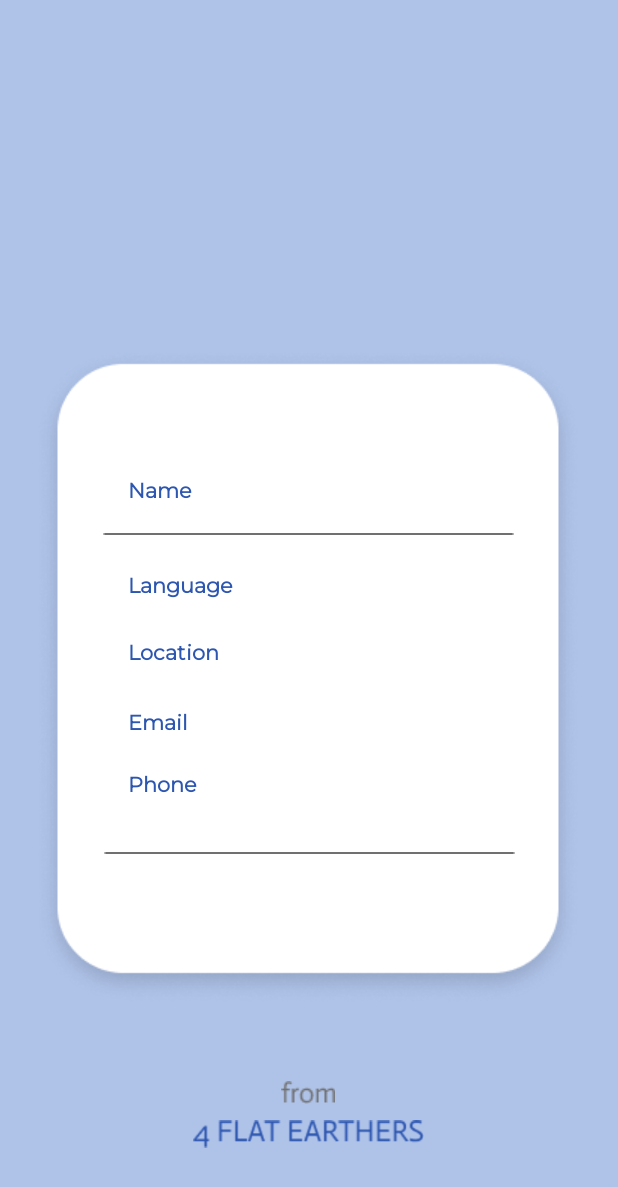
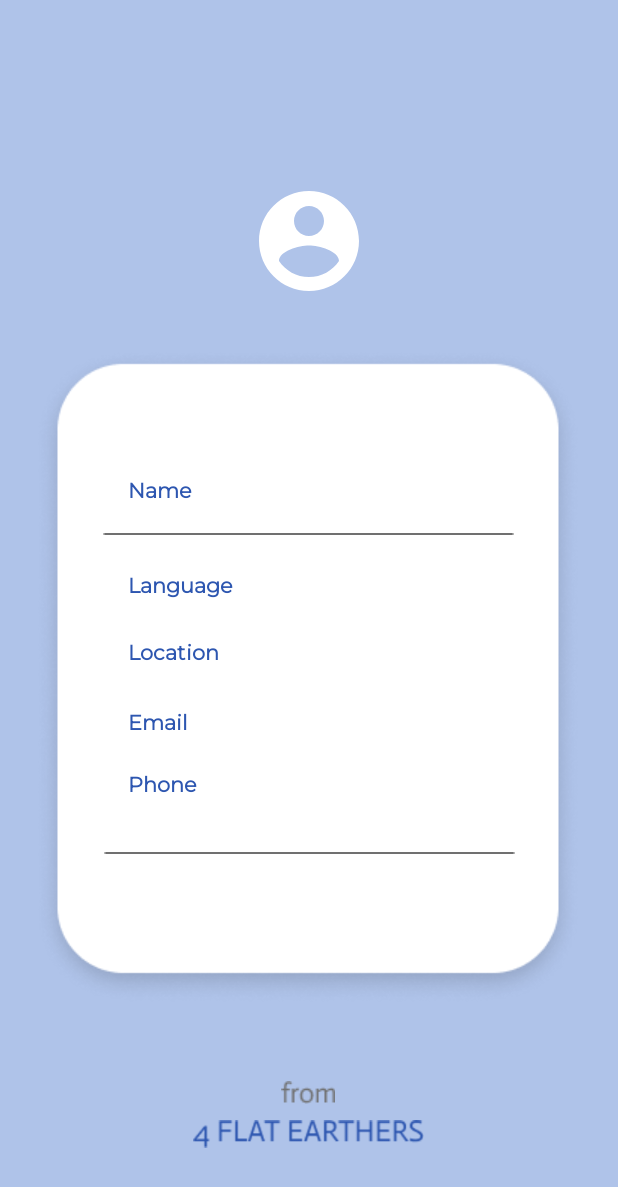
Before and after one commit to JomDobi/JomDobi, an Android app: the layout activity_user_profile.xml on its own in the app's theme, with its tools: preview values and no code run, on a phone screen of 412 x 824 dp. Shown: the top 1187 px of the screen. Run offline under Robolectric (Android 15) with nearby library versions, the phone set to English and light mode, and no system bars.

Commit message:
update profile

```diff
--- /dev/null
+++ b/app/src/main/res/drawable/profile_pic.xml
@@ -0,0 +1,5 @@
+<vector android:height="24dp" android:tint="#91F5FF"
+    android:viewportHeight="24" android:viewportWidth="24"
+    android:width="24dp" xmlns:android="http://schemas.android.com/apk/res/android">
+    <path android:fillColor="@android:color/white" android:pathData="M12,5.9c1.16,0 2.1,0.94 2.1,2.1s-0.94,2.1 -2.1,2.1S9.9,9.16 9.9,8s0.94,-2.1 2.1,-2.1m0,9c2.97,0 6.1,1.46 6.1,2.1v1.1L5.9,18.1L5.9,17c0,-0.64 3.13,-2.1 6.1,-2.1M12,4C9.79,4 8,5.79 8,8s1.79,4 4,4 4,-1.79 4,-4 -1.79,-4 -4,-4zM12,13c-2.67,0 -8,1.34 -8,4v3h16v-3c0,-2.66 -5.33,-4 -8,-4z"/>
+</vector>
--- a/app/src/main/res/layout/activity_user_profile.xml
+++ b/app/src/main/res/layout/activity_user_profile.xml
@@ -136,4 +136,14 @@
         app:layout_constraintTop_toTopOf="@+id/imageView8"
         app:layout_constraintVertical_bias="0.614" />
 
+    <ImageView
+        android:id="@+id/imageView14"
+        android:layout_width="80dp"
+        android:layout_height="80dp"
+        android:layout_marginBottom="32dp"
+        app:layout_constraintBottom_toTopOf="@+id/imageView8"
+        app:layout_constraintEnd_toEndOf="parent"
+        app:layout_constraintStart_toStartOf="parent"
+        app:srcCompat="@drawable/ic_baseline_account_circle_24" />
+
 </android.support.constraint.ConstraintLayout>
```
